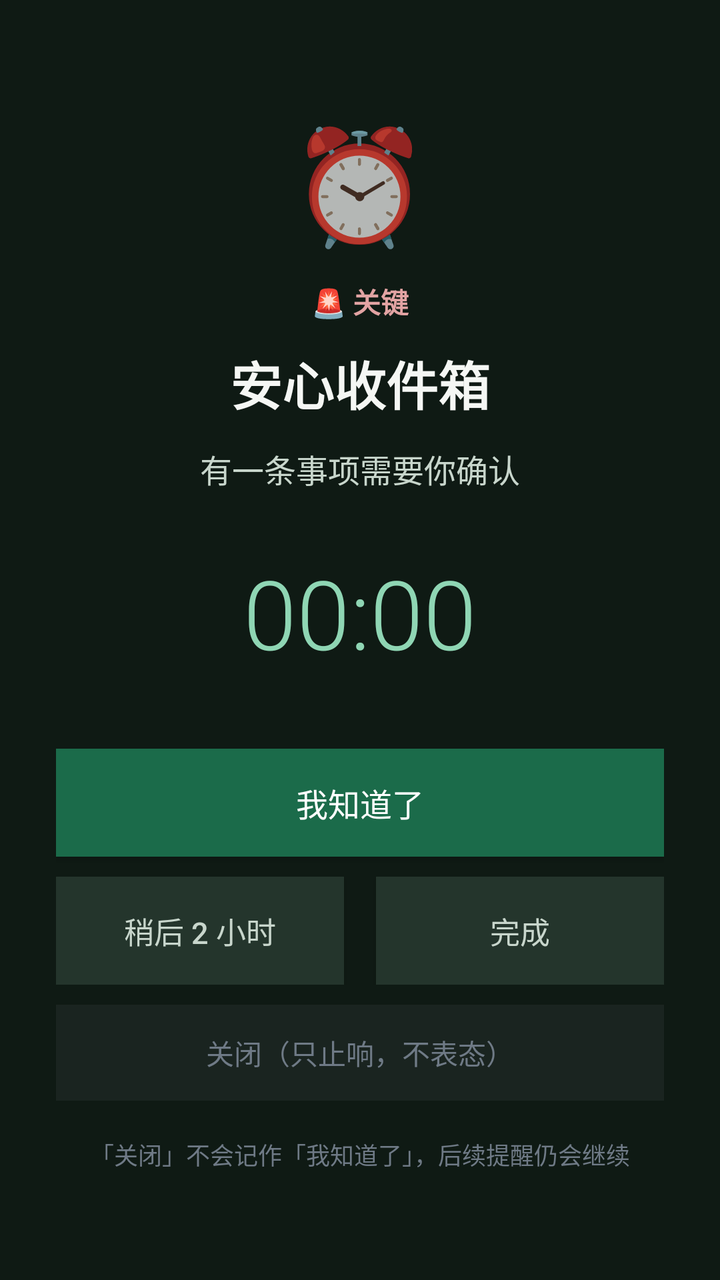
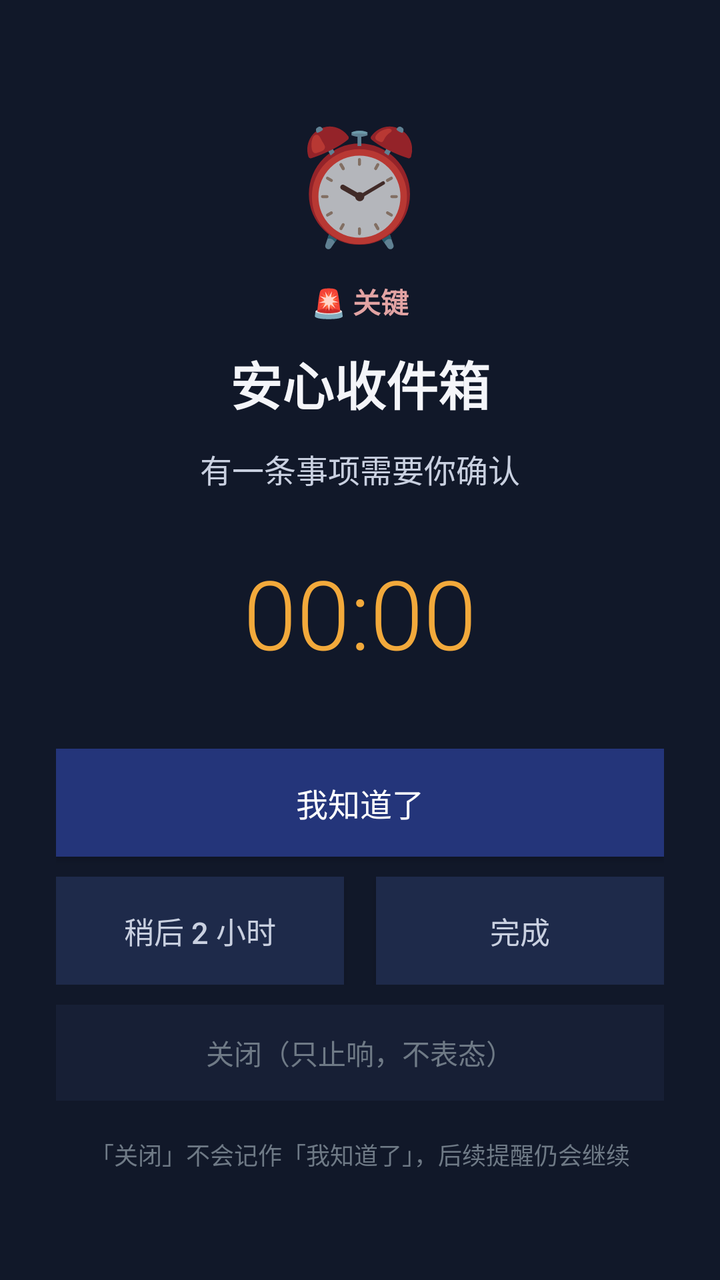

Before-and-after screenshots of an Android layout around one commit, followed by the original layout XML and the change that was made.
<!-- AndroidManifest.xml: activity theme AppTheme.Alarm -->
<!-- res/layout/activity_alarm.xml -->
<?xml version="1.0" encoding="utf-8"?>
<LinearLayout xmlns:android="http://schemas.android.com/apk/res/android"
    android:layout_width="match_parent"
    android:layout_height="match_parent"
    android:background="#0F1A14"
    android:gravity="center"
    android:orientation="vertical"
    android:padding="28dp">

    <TextView
        android:layout_width="wrap_content"
        android:layout_height="wrap_content"
        android:text="⏰"
        android:textSize="56sp" />

    <TextView
        android:id="@+id/alarmLevel"
        android:layout_width="wrap_content"
        android:layout_height="wrap_content"
        android:layout_marginTop="12dp"
        android:text="🚨 关键"
        android:textColor="#E2A3A3"
        android:textSize="14sp"
        android:textStyle="bold" />

    <TextView
        android:id="@+id/alarmTitle"
        android:layout_width="match_parent"
        android:layout_height="wrap_content"
        android:layout_marginTop="12dp"
        android:gravity="center"
        android:text="安心收件箱"
        android:textColor="#F5F7F4"
        android:textSize="26sp"
        android:textStyle="bold" />

    <TextView
        android:id="@+id/alarmBody"
        android:layout_width="match_parent"
        android:layout_height="wrap_content"
        android:layout_marginTop="12dp"
        android:gravity="center"
        android:text="有一条事项需要你确认"
        android:textColor="#C8D6CC"
        android:textSize="16sp" />

    <TextView
        android:id="@+id/alarmClockText"
        android:layout_width="wrap_content"
        android:layout_height="wrap_content"
        android:layout_marginTop="28dp"
        android:fontFamily="sans-serif-light"
        android:text="00:00"
        android:textColor="#8FD6B4"
        android:textSize="48sp" />

    <LinearLayout
        android:layout_width="match_parent"
        android:layout_height="wrap_content"
        android:layout_marginTop="36dp"
        android:orientation="vertical">

        <Button
            android:id="@+id/btnAck"
            android:layout_width="match_parent"
            android:layout_height="54dp"
            android:background="#1b6b4a"
            android:text="我知道了"
            android:textColor="#FFFFFF"
            android:textSize="16sp" />

        <LinearLayout
            android:layout_width="match_parent"
            android:layout_height="wrap_content"
            android:layout_marginTop="10dp"
            android:orientation="horizontal">

            <Button
                android:id="@+id/btnSnooze"
                android:layout_width="0dp"
                android:layout_height="54dp"
                android:layout_marginEnd="8dp"
                android:layout_weight="1"
                android:background="#24352C"
                android:text="稍后 2 小时"
                android:textColor="#C8D6CC"
                android:textSize="15sp" />

            <Button
                android:id="@+id/btnDone"
                android:layout_width="0dp"
                android:layout_height="54dp"
                android:layout_marginStart="8dp"
                android:layout_weight="1"
                android:background="#24352C"
                android:text="完成"
                android:textColor="#C8D6CC"
                android:textSize="15sp" />
        </LinearLayout>

        <Button
            android:id="@+id/btnDismiss"
            android:layout_width="match_parent"
            android:layout_height="48dp"
            android:layout_marginTop="10dp"
            android:background="#1A2420"
            android:text="关闭（只止响，不表态）"
            android:textColor="#6f7a86"
            android:textSize="14sp" />
    </LinearLayout>

    <TextView
        android:layout_width="match_parent"
        android:layout_height="wrap_content"
        android:layout_marginTop="18dp"
        android:gravity="center"
        android:text="「关闭」不会记作「我知道了」，后续提醒仍会继续"
        android:textColor="#6f7a86"
        android:textSize="12sp" />
</LinearLayout>
<!-- resources referenced by this layout -->
<resources>
  <style name="AppTheme.Alarm" parent="Theme.AppCompat.NoActionBar">
          <item name="android:windowBackground">#0F1A14</item>
          <item name="android:statusBarColor">#0F1A14</item>
          <item name="android:navigationBarColor">#0F1A14</item>
          <item name="android:windowShowWallpaper">false</item>
      </style>
</resources>

<!-- the commit's change to res/layout/activity_alarm.xml (unified diff, before → after) -->
@@ -2,7 +2,7 @@
 <LinearLayout xmlns:android="http://schemas.android.com/apk/res/android"
     android:layout_width="match_parent"
     android:layout_height="match_parent"
-    android:background="#0F1A14"
+    android:background="#111829"
     android:gravity="center"
     android:orientation="vertical"
     android:padding="28dp">
@@ -30,7 +30,7 @@
         android:layout_marginTop="12dp"
         android:gravity="center"
         android:text="安心收件箱"
-        android:textColor="#F5F7F4"
+        android:textColor="#F4F5F9"
         android:textSize="26sp"
         android:textStyle="bold" />
 
@@ -41,7 +41,7 @@
         android:layout_marginTop="12dp"
         android:gravity="center"
         android:text="有一条事项需要你确认"
-        android:textColor="#C8D6CC"
+        android:textColor="#C9D0E0"
         android:textSize="16sp" />
 
     <TextView
@@ -51,7 +51,7 @@
         android:layout_marginTop="28dp"
         android:fontFamily="sans-serif-light"
         android:text="00:00"
-        android:textColor="#8FD6B4"
+        android:textColor="#F2A93B"
         android:textSize="48sp" />
 
     <LinearLayout
@@ -64,7 +64,7 @@
             android:id="@+id/btnAck"
             android:layout_width="match_parent"
             android:layout_height="54dp"
-            android:background="#1b6b4a"
+            android:background="#24357A"
             android:text="我知道了"
             android:textColor="#FFFFFF"
             android:textSize="16sp" />
@@ -81,9 +81,9 @@
                 android:layout_height="54dp"
                 android:layout_marginEnd="8dp"
                 android:layout_weight="1"
-                android:background="#24352C"
+                android:background="#1E2A4A"
                 android:text="稍后 2 小时"
-                android:textColor="#C8D6CC"
+                android:textColor="#C9D0E0"
                 android:textSize="15sp" />
 
             <Button
@@ -92,9 +92,9 @@
                 android:layout_height="54dp"
                 android:layout_marginStart="8dp"
                 android:layout_weight="1"
-                android:background="#24352C"
+                android:background="#1E2A4A"
                 android:text="完成"
-                android:textColor="#C8D6CC"
+                android:textColor="#C9D0E0"
                 android:textSize="15sp" />
         </LinearLayout>
 
@@ -103,7 +103,7 @@
             android:layout_width="match_parent"
             android:layout_height="48dp"
             android:layout_marginTop="10dp"
-            android:background="#1A2420"
+            android:background="#171F35"
             android:text="关闭（只止响，不表态）"
             android:textColor="#6f7a86"
             android:textSize="14sp" />
